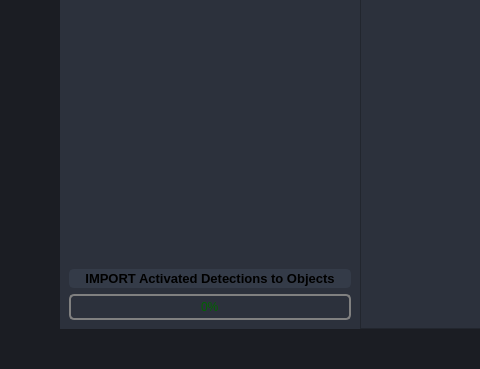
This is src/WISDAM/app/gui_design/gui_main.ui in WISDAMapp/WISDAM as Qt 5 draws it before an edit; both pictures show x 0 to 480 and y 531 to 900 of the 1070 by 900 pixel window. The edited form follows.
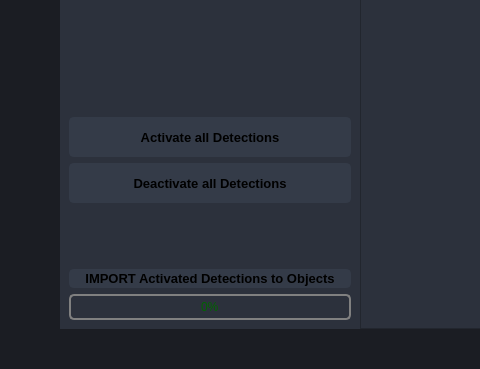
This is the edited form. The open tabs and pages were chosen to show the change. Icons and pictures are not drawn. Custom widgets are drawn as their Qt base class.

Commit message: Added button to activate/deactivate all AI detections at once

What changed in the file:
```diff
--- a/src/WISDAM/app/gui_design/gui_main.ui
+++ b/src/WISDAM/app/gui_design/gui_main.ui
@@ -8680,6 +8680,98 @@
                       </property>
                      </spacer>
                     </item>
+                    <item>
+                     <widget class="QPushButton" name="btn_ai_activate_all">
+                      <property name="enabled">
+                       <bool>true</bool>
+                      </property>
+                      <property name="minimumSize">
+                       <size>
+                        <width>100</width>
+                        <height>40</height>
+                       </size>
+                      </property>
+                      <property name="font">
+                       <font>
+                        <family>Segoe UI</family>
+                        <pointsize>10</pointsize>
+                        <bold>true</bold>
+                       </font>
+                      </property>
+                      <property name="styleSheet">
+                       <string notr="true">QPushButton {
+	border: 2px solid rgb(52, 59, 72);
+	border-radius: 5px;	
+	background-color: rgb(52, 59, 72);
+}
+QPushButton:hover {
+	background-color: rgb(57, 65, 80);
+	border: 2px solid rgb(61, 70, 86);
+}
+QPushButton:pressed {	
+	background-color: rgb(35, 40, 49);
+	border: 2px solid rgb(43, 50, 61);
+}</string>
+                      </property>
+                      <property name="text">
+                       <string notr="true">Activate all Detections</string>
+                      </property>
+                     </widget>
+                    </item>
+                    <item>
+                     <widget class="QPushButton" name="btn_ai_deactivate_all">
+                      <property name="enabled">
+                       <bool>true</bool>
+                      </property>
+                      <property name="minimumSize">
+                       <size>
+                        <width>100</width>
+                        <height>40</height>
+                       </size>
+                      </property>
+                      <property name="font">
+                       <font>
+                        <family>Segoe UI</family>
+                        <pointsize>10</pointsize>
+                        <bold>true</bold>
+                       </font>
+                      </property>
+                      <property name="styleSheet">
+                       <string notr="true">QPushButton {
+	border: 2px solid rgb(52, 59, 72);
+	border-radius: 5px;	
+	background-color: rgb(52, 59, 72);
+}
+QPushButton:hover {
+	background-color: rgb(57, 65, 80);
+	border: 2px solid rgb(61, 70, 86);
+}
+QPushButton:pressed {	
+	background-color: rgb(35, 40, 49);
+	border: 2px solid rgb(43, 50, 61);
+}</string>
+                      </property>
+                      <property name="text">
+                       <string notr="true">Deactivate all Detections</string>
+                      </property>
+                     </widget>
+                    </item>
+                    <item>
+                     <spacer name="verticalSpacer_10">
+                      <property name="orientation">
+                       <enum>Qt::Orientation::Vertical</enum>
+                      </property>
+                      <property name="sizeType">
+                       <enum>QSizePolicy::Policy::Fixed</enum>
+                      </property>
+                      <property name="sizeHint" stdset="0">
+                       <size>
+                        <width>20</width>
+                        <height>60</height>
+                       </size>
+                      </property>
+                     </spacer>
+                    </item>
                     <item>
                      <widget class="QPushButton" name="btn_import_ai">
                       <property name="enabled">
```
Left out of the diff: 8 changed lines with no effect on the pictures. The commit also changes 14 other files.
